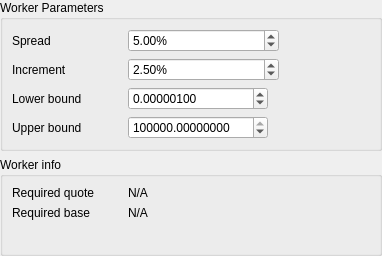
xeroc/stakemachine, file dexbot/views/ui/forms/staggered_orders_widget.ui: the form before one commit.
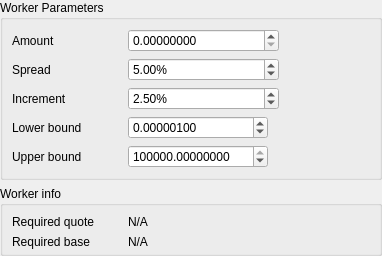
The form after the commit.

Commit message: Add amount user input to staggered orders

```diff
--- a/dexbot/views/ui/forms/staggered_orders_widget.ui
+++ b/dexbot/views/ui/forms/staggered_orders_widget.ui
@@ -32,7 +32,7 @@
       <string>Worker Parameters</string>
      </property>
      <layout class="QFormLayout" name="formLayout">
-      <item row="0" column="0">
+      <item row="1" column="0">
        <widget class="QLabel" name="spread_label">
         <property name="sizePolicy">
          <sizepolicy hsizetype="Maximum" vsizetype="Preferred">
@@ -60,7 +60,7 @@
         </property>
        </widget>
       </item>
-      <item row="0" column="1">
+      <item row="1" column="1">
        <widget class="QDoubleSpinBox" name="spread_input">
         <property name="sizePolicy">
          <sizepolicy hsizetype="Fixed" vsizetype="Fixed">
@@ -88,7 +88,7 @@
         </property>
        </widget>
       </item>
-      <item row="1" column="0">
+      <item row="2" column="0">
        <widget class="QLabel" name="increment_label">
         <property name="sizePolicy">
          <sizepolicy hsizetype="Maximum" vsizetype="Preferred">
@@ -116,7 +116,7 @@
         </property>
        </widget>
       </item>
-      <item row="1" column="1">
+      <item row="2" column="1">
        <widget class="QDoubleSpinBox" name="increment_input">
         <property name="sizePolicy">
          <sizepolicy hsizetype="Fixed" vsizetype="Fixed">
@@ -144,7 +144,7 @@
         </property>
        </widget>
       </item>
-      <item row="2" column="0">
+      <item row="3" column="0">
        <widget class="QLabel" name="lower_bound_label">
         <property name="sizePolicy">
          <sizepolicy hsizetype="Maximum" vsizetype="Preferred">
@@ -172,35 +172,7 @@
         </property>
        </widget>
       </item>
-      <item row="3" column="0">
-       <widget class="QLabel" name="upper_bound_label">
-        <property name="sizePolicy">
-         <sizepolicy hsizetype="Maximum" vsizetype="Preferred">
-          <horstretch>0</horstretch>
-          <verstretch>0</verstretch>
-         </sizepolicy>
-        </property>
-        <property name="minimumSize">
-         <size>
-          <width>110</width>
-          <height>0</height>
-         </size>
-        </property>
-        <property name="maximumSize">
-         <size>
-          <width>110</width>
-          <height>16777215</height>
-         </size>
-        </property>
-        <property name="text">
-         <string>Upper bound</string>
-        </property>
-        <property name="buddy">
-         <cstring>spread_input</cstring>
-        </property>
-       </widget>
-      </item>
-      <item row="2" column="1">
+      <item row="3" column="1">
        <widget class="QDoubleSpinBox" name="lower_bound_input">
         <property name="sizePolicy">
          <sizepolicy hsizetype="Fixed" vsizetype="Fixed">
@@ -228,7 +200,35 @@
         </property>
        </widget>
       </item>
-      <item row="3" column="1">
+      <item row="5" column="0">
+       <widget class="QLabel" name="upper_bound_label">
+        <property name="sizePolicy">
+         <sizepolicy hsizetype="Maximum" vsizetype="Preferred">
+          <horstretch>0</horstretch>
+          <verstretch>0</verstretch>
+         </sizepolicy>
+        </property>
+        <property name="minimumSize">
+         <size>
+          <width>110</width>
+          <height>0</height>
+         </size>
+        </property>
+        <property name="maximumSize">
+         <size>
+          <width>110</width>
+          <height>16777215</height>
+         </size>
+        </property>
+        <property name="text">
+         <string>Upper bound</string>
+        </property>
+        <property name="buddy">
+         <cstring>spread_input</cstring>
+        </property>
+       </widget>
+      </item>
+      <item row="5" column="1">
        <widget class="QDoubleSpinBox" name="upper_bound_input">
         <property name="sizePolicy">
          <sizepolicy hsizetype="Fixed" vsizetype="Fixed">
@@ -256,6 +256,65 @@
         </property>
        </widget>
       </item>
+      <item row="0" column="1">
+       <widget class="QDoubleSpinBox" name="amount_input">
+        <property name="sizePolicy">
+         <sizepolicy hsizetype="Fixed" vsizetype="Fixed">
+          <horstretch>0</horstretch>
+          <verstretch>0</verstretch>
+         </sizepolicy>
+        </property>
+        <property name="minimumSize">
+         <size>
+          <width>151</width>
+          <height>0</height>
+         </size>
+        </property>
+        <property name="locale">
+         <locale language="English" country="UnitedStates"/>
+        </property>
+        <property name="suffix">
+         <string/>
+        </property>
+        <property name="decimals">
+         <number>8</number>
+        </property>
+        <property name="maximum">
+         <double>100000.000000000000000</double>
+        </property>
+        <property name="value">
+         <double>0.000000000000000</double>
+        </property>
+       </widget>
+      </item>
+      <item row="0" column="0">
+       <widget class="QLabel" name="amount_label">
+        <property name="sizePolicy">
+         <sizepolicy hsizetype="Maximum" vsizetype="Preferred">
+          <horstretch>0</horstretch>
+          <verstretch>0</verstretch>
+         </sizepolicy>
+        </property>
+        <property name="minimumSize">
+         <size>
+          <width>110</width>
+          <height>0</height>
+         </size>
+        </property>
+        <property name="maximumSize">
+         <size>
+          <width>110</width>
+          <height>16777215</height>
+         </size>
+        </property>
+        <property name="text">
+         <string>Amount</string>
+        </property>
+        <property name="buddy">
+         <cstring>spread_input</cstring>
+        </property>
+       </widget>
+      </item>
      </layout>
     </widget>
    </item>
```
The commit also changes 2 other files.
